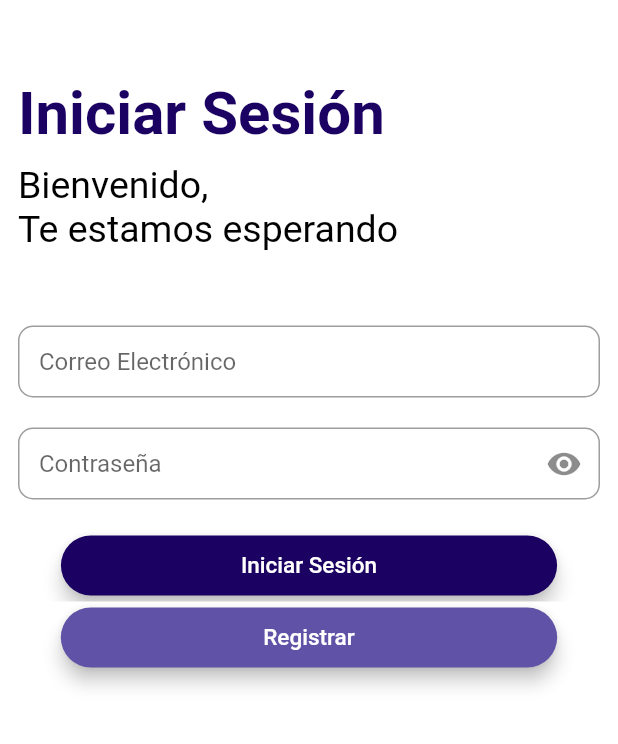
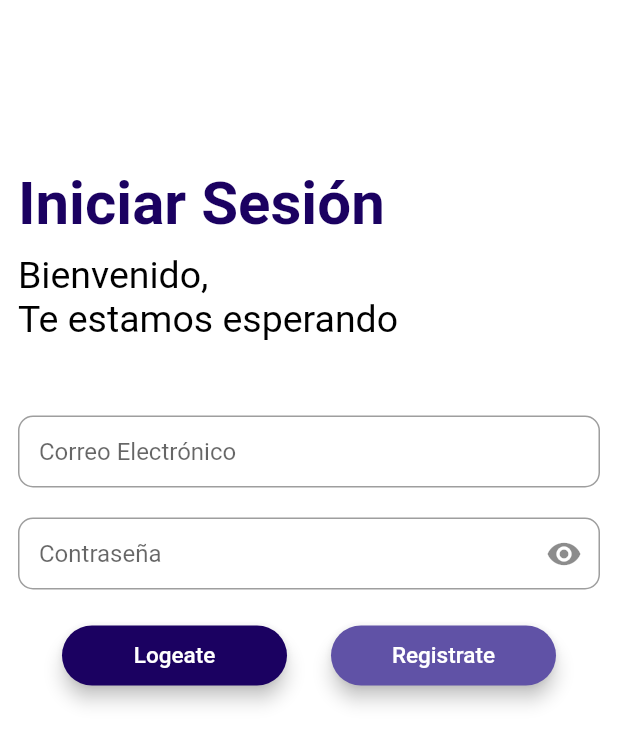
Before and after one commit to IbrainMartinez/ProyectoFinal-Martinez, a Flutter app: the LoginPage screen opened directly, on a phone screen of 412 x 824 dp. Shown: the top 744 px of the screen. Run offline on Flutter 3.47's test engine with Material 2 defaults, Android fonts, the phone set to English and light mode, and no system bars; our stand-ins replace cached_network_image, cloud_firestore, firebase_auth, firebase_core, firebase_storage, fluentui_system_icons and 12 more; missing offline and left inert: audio_session, flutter_displaymode, youtube_explode_dart; accounts and stored records are empty.

Commit message:
commit 3

```diff
--- a/lib/LoginF/login.dart
+++ b/lib/LoginF/login.dart
@@ -20,7 +20,6 @@ class _LoginPageState extends State<LoginPage> {
   final TextEditingController emailController = TextEditingController();
   final TextEditingController passwordController = TextEditingController();
 
-  final _auth = FirebaseAuth.instance;
   @override
   Widget build(BuildContext context) {
     return Scaffold(
@@ -41,10 +40,10 @@ class _LoginPageState extends State<LoginPage> {
                       crossAxisAlignment: CrossAxisAlignment.start,
                       children: [
                         const SizedBox(
-                          height: 40,
+                          height: 100,
                         ),
                         const Text(
-                          "Iniciar Sesión",
+                          'Iniciar Sesión',
                           textAlign: TextAlign.left,
                           style: TextStyle(
                             fontWeight: FontWeight.bold,
@@ -56,7 +55,7 @@ class _LoginPageState extends State<LoginPage> {
                           height: 10,
                         ),
                         const Text(
-                          "Bienvenido,",
+                          'Bienvenido,',
                           textAlign: TextAlign.left,
                           style: TextStyle(
                             color: Colors.black,
@@ -64,7 +63,7 @@ class _LoginPageState extends State<LoginPage> {
                           ),
                         ),
                         const Text(
-                          "Te estamos esperando",
+                          'Te estamos esperando',
                           textAlign: TextAlign.left,
                           style: TextStyle(
                             color: Colors.black,
@@ -82,28 +81,31 @@ class _LoginPageState extends State<LoginPage> {
                             hintText: 'Correo Electrónico',
                             enabled: true,
                             contentPadding: const EdgeInsets.only(
-                                left: 14.0, bottom: 8.0, top: 8.0),
+                              left: 14.0,
+                              bottom: 8.0,
+                              top: 8.0,
+                            ),
                             border: OutlineInputBorder(
-                              borderSide: BorderSide(color: Colors.grey),
+                              borderSide: const BorderSide(color: Colors.grey),
                               borderRadius: BorderRadius.circular(10),
                             ),
                             focusedBorder: OutlineInputBorder(
-                              borderSide: BorderSide(color: Colors.grey),
+                              borderSide: const BorderSide(color: Colors.grey),
                               borderRadius: BorderRadius.circular(10),
                             ),
                             enabledBorder: OutlineInputBorder(
-                              borderSide: BorderSide(color: Colors.grey),
+                              borderSide: const BorderSide(color: Colors.grey),
                               borderRadius: BorderRadius.circular(10),
                             ),
                           ),
                           validator: (value) {
                             if (value!.isEmpty) {
-                              return "El correo electrónico no puede estar vacío";
+                              return 'El correo electrónico no puede estar vacío';
                             }
                             if (!RegExp(
-                                    "^[a-zA-Z0-9+_.-]+@[a-zA-Z0-9.-]+.[a-z]")
-                                .hasMatch(value)) {
-                              return ("Por favor ingrese un correo electrónico válido");
+                              '^[a-zA-Z0-9+_.-]+@[a-zA-Z0-9.-]+.[a-z]',
+                            ).hasMatch(value)) {
+                              return 'Por favor ingrese un correo electrónico válido';
                             } else {
                               return null;
                             }
@@ -113,7 +115,7 @@ class _LoginPageState extends State<LoginPage> {
                           },
                           keyboardType: TextInputType.emailAddress,
                         ),
-                        SizedBox(
+                        const SizedBox(
                           height: 20,
                         ),
                         TextFormField(
@@ -121,40 +123,46 @@ class _LoginPageState extends State<LoginPage> {
                           obscureText: _isObscure3,
                           decoration: InputDecoration(
                             suffixIcon: IconButton(
-                                icon: Icon(_isObscure3
+                              icon: Icon(
+                                _isObscure3
                                     ? Icons.visibility
-                                    : Icons.visibility_off),
+                                    : Icons.visibility_off,
+                              ),
                               onPressed: () {
                                 setState(() {
                                   _isObscure3 = !_isObscure3;
                                 });
-                                }),
+                              },
+                            ),
                             filled: true,
                             fillColor: Colors.white,
                             hintText: 'Contraseña',
                             enabled: true,
                             contentPadding: const EdgeInsets.only(
-                                left: 14.0, bottom: 8.0, top: 15.0),
+                              left: 14.0,
+                              bottom: 8.0,
+                              top: 15.0,
+                            ),
                             border: OutlineInputBorder(
-                              borderSide: BorderSide(color: Colors.grey),
+                              borderSide: const BorderSide(color: Colors.grey),
                               borderRadius: BorderRadius.circular(10),
                             ),
                             focusedBorder: OutlineInputBorder(
-                              borderSide: BorderSide(color: Colors.grey),
+                              borderSide: const BorderSide(color: Colors.grey),
                               borderRadius: BorderRadius.circular(10),
                             ),
                             enabledBorder: OutlineInputBorder(
-                              borderSide: BorderSide(color: Colors.grey),
+                              borderSide: const BorderSide(color: Colors.grey),
                               borderRadius: BorderRadius.circular(10),
                             ),
                           ),
                           validator: (value) {
-                            RegExp regex = RegExp(r'^.{6,}$');
+                            final regex = RegExp(r'^.{6,}$');
                             if (value!.isEmpty) {
-                              return "La contraseña no puede estar vacía";
+                              return 'La contraseña no puede estar vacía';
                             }
                             if (!regex.hasMatch(value)) {
-                              return ("Por favor ingrese una contraseña válida, con al menos 6 caracteres");
+                              return 'Por favor ingrese una contraseña válida, con al menos 6 caracteres';
                             } else {
                               return null;
                             }
@@ -164,51 +172,51 @@ class _LoginPageState extends State<LoginPage> {
                           },
                           keyboardType: TextInputType.emailAddress,
                         ),
-                        SizedBox(
+                        const SizedBox(
                           height: 20,
                         ),
-                        Container(
-                          alignment: Alignment.center,
-                          child: MaterialButton(
-                            shape: RoundedRectangleBorder(
-                                borderRadius:
-                                    BorderRadius.all(Radius.circular(20.0))),
-                            elevation: 5.0,
-                            height: 40,
-                            onPressed: () {
-                              setState(() {
-                                visible = true;
-                              });
-                              signIn(emailController.text,
-                                  passwordController.text);
-                            },
-                            child: const Text(
-                              "Iniciar Sesión",
-                              style:
-                                  TextStyle(fontSize: 15, color: Colors.white),
-                            ),
-                            color: colorNav,
-                            padding: EdgeInsets.symmetric(
-                                horizontal:
-                                    120), // Agregar más espacio en los lados
-                          ),
-                        ),
-                        Container(
-                          color: Colors.white,
-                          width: MediaQuery.of(context).size.width,
-                          child: Center(
-                            child: Column(
-                              mainAxisAlignment: MainAxisAlignment.center,
-                              crossAxisAlignment: CrossAxisAlignment.center,
+                        Center(
+                          child: Row(
+                            mainAxisAlignment: MainAxisAlignment.spaceEvenly,
                             children: [
                               MaterialButton(
-                                  shape: RoundedRectangleBorder(
+                                shape: const RoundedRectangleBorder(
                                   borderRadius: BorderRadius.all(
                                     Radius.circular(20.0),
                                   ),
                                 ),
                                 elevation: 5.0,
                                 height: 40,
+                                minWidth:
+                                    150, // Modificar la propiedad para ajustar al ancho de la pantalla
+                                onPressed: () {
+                                  setState(() {
+                                    visible = true;
+                                  });
+                                  signIn(
+                                    emailController.text,
+                                    passwordController.text,
+                                  );
+                                },
+                                color: colorNav,
+                                child: const Text(
+                                  'Logeate',
+                                  style: TextStyle(
+                                    fontSize: 15,
+                                    color: Colors.white,
+                                  ),
+                                ),
+                              ),
+                              MaterialButton(
+                                shape: const RoundedRectangleBorder(
+                                  borderRadius: BorderRadius.all(
+                                    Radius.circular(20.0),
+                                  ),
+                                ),
+                                elevation: 5.0,
+                                height: 40,
+                                minWidth:
+                                    150, // Modificar la propiedad para ajustar al ancho de la pantalla
                                 onPressed: () {
                                   Navigator.pushReplacement(
                                     context,
@@ -218,24 +226,17 @@ class _LoginPageState extends State<LoginPage> {
                                   );
                                 },
                                 color: colorAppBar,
-                                  padding:
-                                      EdgeInsets.symmetric(horizontal: 135),
-                                  child: Text(
-                                    "Registrar",
+                                child: const Text(
+                                  'Registrate',
                                   style: TextStyle(
-                                        fontSize: 15, color: Colors.white),
+                                    fontSize: 15,
+                                    color: Colors.white,
                                   ),
                                 ),
-                                SizedBox(
-                                  height: 15,
-                                ),
-                                SizedBox(
-                                  height: 5,
                               ),
                             ],
                           ),
-                          ),
-                        ),
+                        )
                       ],
                     ),
                   ),
@@ -250,7 +251,7 @@ class _LoginPageState extends State<LoginPage> {
 
   void route() {
     User? user = FirebaseAuth.instance.currentUser;
-    var kk = FirebaseFirestore.instance
+    final kk = FirebaseFirestore.instance
         .collection('users')
         .doc(user!.uid)
         .get()
```
Also changed, not shown: lib/LoginF/register.dart (+97 -72 lines), lib/screens/more_page.dart (+53 -2 lines). Lines whose indentation alone changed are shown as unchanged.
